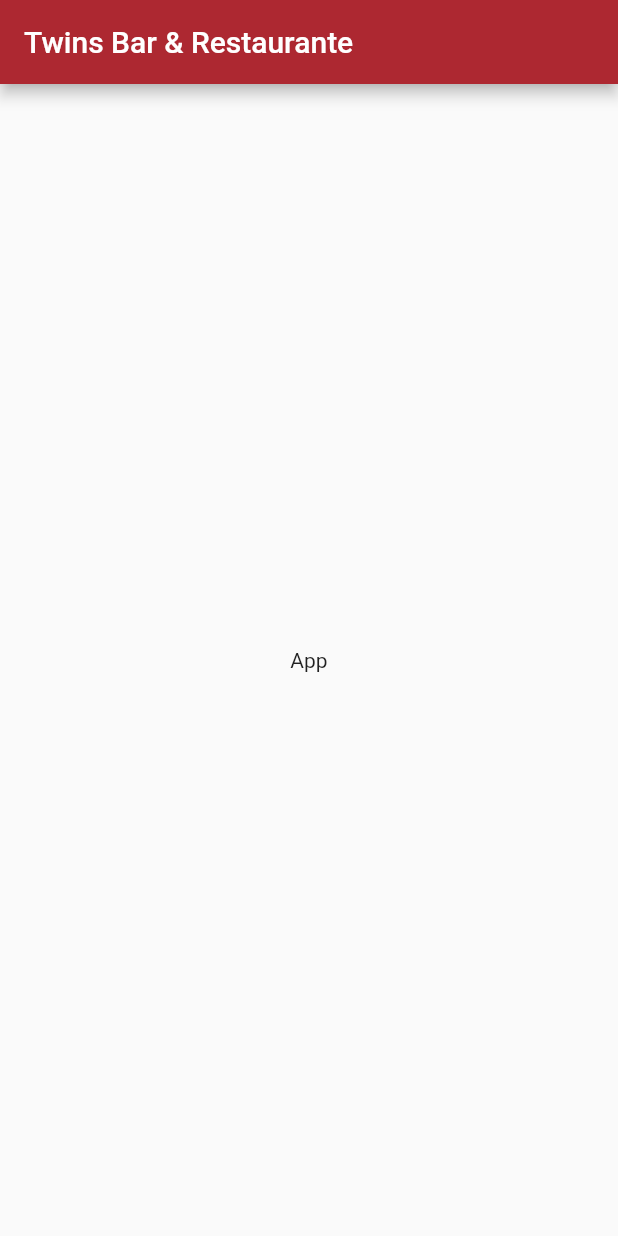
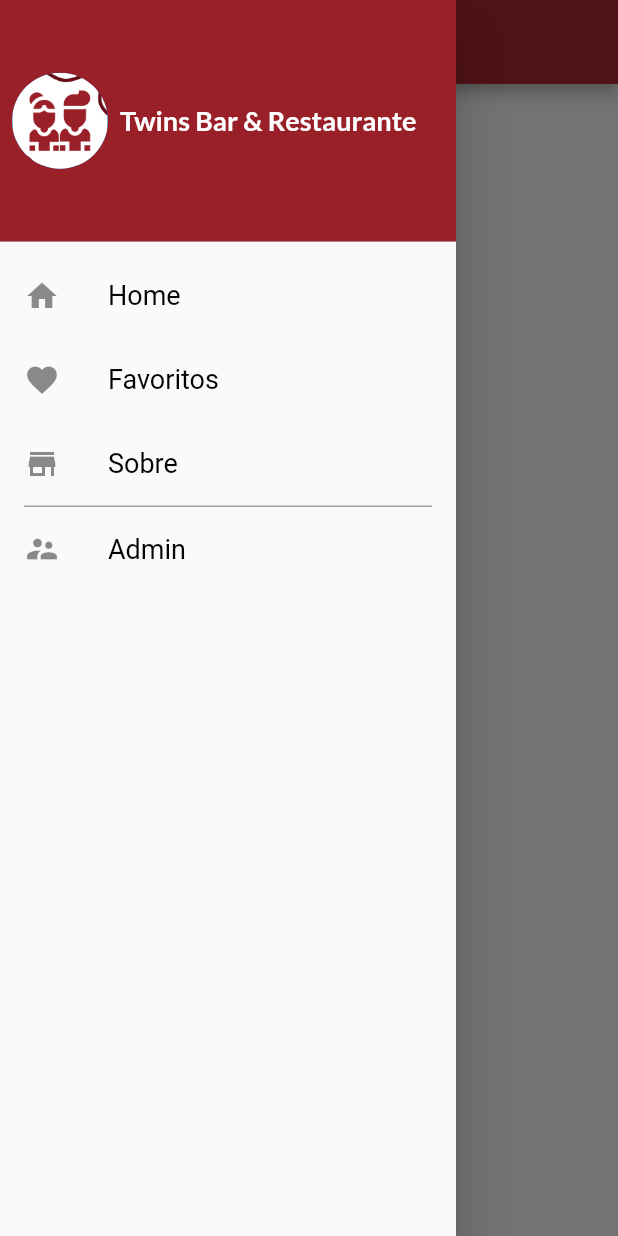
Before and after one commit to brunomond/CapiCardapio, a Flutter app: the screen it shows after launch, with the side drawer open (before the commit the screen has no drawer), on a phone screen of 412 x 824 dp. Run offline on Flutter 3.47's test engine with Material 2 defaults, Android fonts, the phone set to English and light mode, and no system bars; our stand-ins replace cloud_firestore; accounts and stored records are empty.

Commit message:
Design AppBar / Pages / Drawer

```diff
--- /dev/null
+++ b/lib/View/Components/AppBarWidget.dart
@@ -0,0 +1,15 @@
+  import 'package:flutter/material.dart';
+
+Widget AppBarWidget({title}){
+    return AppBar(
+    title: Text(title),
+    titleSpacing: 0,
+    automaticallyImplyLeading: true,
+    leading: Builder(
+    builder: (context) => IconButton(
+        icon: Icon(Icons.menu),
+        onPressed: () { Scaffold.of(context).openDrawer(); },
+      ),
+    ),
+  );
+}
--- /dev/null
+++ b/lib/View/DrawerPage/DrawerPage.dart
@@ -0,0 +1,78 @@
+import 'package:flutter/material.dart';
+
+class DrawerPage extends StatelessWidget {
+
+  //Styles Text
+  final TextStyle _textHeading = TextStyle(color:Colors.white,fontSize:18,fontFamily:'Lato',fontWeight: FontWeight.bold);
+  final TextStyle _textMenu = TextStyle(color:Color.fromRGBO(3,3,3,1),fontSize:18,fontWeight: FontWeight.w400);
+
+  @override
+  Widget build(BuildContext context) {
+    return Drawer(
+						child: ListView(
+              children: <Widget>[
+                DrawerHeader(
+                  padding: EdgeInsets.all(0),
+                  decoration: BoxDecoration(
+                    color: Color.fromRGBO(153, 32, 40, 1),
+                  ),
+                  child:Padding(
+                    padding: const EdgeInsets.fromLTRB(8.0,0,0,0),
+                    child: Row(
+                      children: <Widget>[
+                        CircleAvatar(
+                          radius: 32,
+                          backgroundImage: AssetImage("images/twins_logo_red.png")
+                        ),
+                        Padding(
+                          padding: const EdgeInsets.fromLTRB(8.0, 0, 0, 0),
+                          child:Text(
+                            "Twins Bar & Restaurante",
+                            style: _textHeading),
+                        )
+
+                      ],),
+                  )
+                ),
+                ListTile(
+                  leading: Icon(Icons.home),
+                  title: Text("Home",style:_textMenu),
+                  onTap: (){
+                    Navigator.pushNamed(context,'/home_page');
+                   },
+                ),
+                ListTile(
+                  leading: Icon(Icons.favorite),
+                  title: Text("Favoritos",style:_textMenu),
+                  onTap: (){
+                    Navigator.pushNamed(context, '/favorite_page');
+                   },
+                ),
+                ListTile(
+                  leading: Icon(Icons.store),
+                  title: Text("Sobre",style:_textMenu),
+                  onTap: (){
+                    Navigator.pushNamed(context, '/about_page');
+                   },
+                ),
+                Container(
+                  margin:EdgeInsets.fromLTRB(16,0,16,0),
+                  height: 1,
+                  decoration: const BoxDecoration(
+                    border: Border(
+                      bottom: BorderSide(width: 1.0, color: Colors.grey)
+                    ),
+                  )
+                ),
+                ListTile(
+                  leading: Icon(Icons.supervisor_account),
+                  title: Text("Admin",style:_textMenu),
+                  onTap: (){
+                    Navigator.pushNamed(context, '/admin_page');
+                   },
+                ),
+                ]
+            ),
+      );
+  }
+}
--- a/lib/View/home_page.dart
+++ b/lib/View/home_page.dart
@@ -1,5 +1,7 @@
+import 'package:CapiCardapio/View/Components/AppBarWidget.dart';
 import 'package:cloud_firestore/cloud_firestore.dart';
 import 'package:flutter/material.dart';
+import './DrawerPage/DrawerPage.dart';
 
 class HomePage extends StatefulWidget {
   HomePage({Key key, this.title}) : super(key: key);
@@ -11,28 +13,19 @@ class HomePage extends StatefulWidget {
 
 class _HomePageState extends State<HomePage> {
 
-
-
-
   @override
   Widget build(BuildContext context) {
-    return Scaffold(
-      appBar: AppBar(
-
-        title: Text(widget.title),
-      ),
-      body: Center(
-
-        child: Column(
-
-          mainAxisAlignment: MainAxisAlignment.center,
+    var center = Center(
+        child: ListView(
           children: <Widget>[
-            Text(
-              'App',
-            ),
           ],
         ),
-      ),// This trailing comma makes auto-formatting nicer for build methods.
+    );
+
+    return Scaffold(
+      appBar: AppBarWidget(title: widget.title),
+      drawer: DrawerPage(),
+      body: center,// This trailing comma makes auto-formatting nicer for build methods.
     );
   }
 }
```
Also changed, not shown: lib/View/AboutPage/AboutPage.dart (added, +27 -0 lines), lib/View/AdminPage/AdminPage.dart (added, +27 -0 lines), lib/View/FavoritePage/FavoritePage.dart (added, +27 -0 lines).
